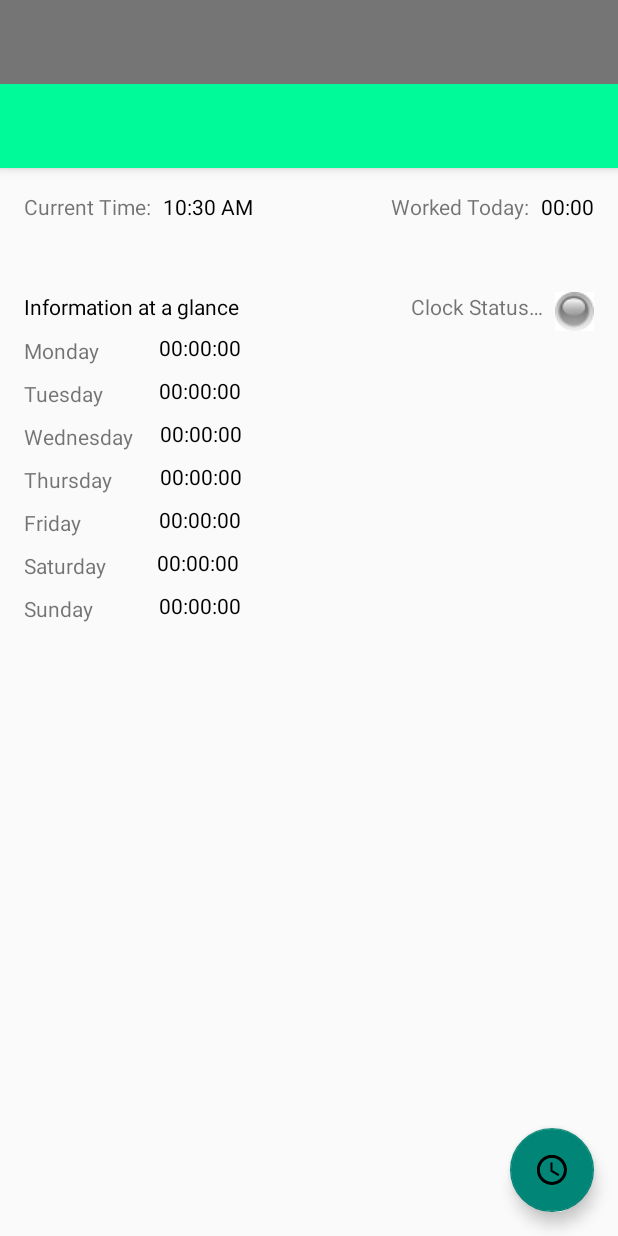
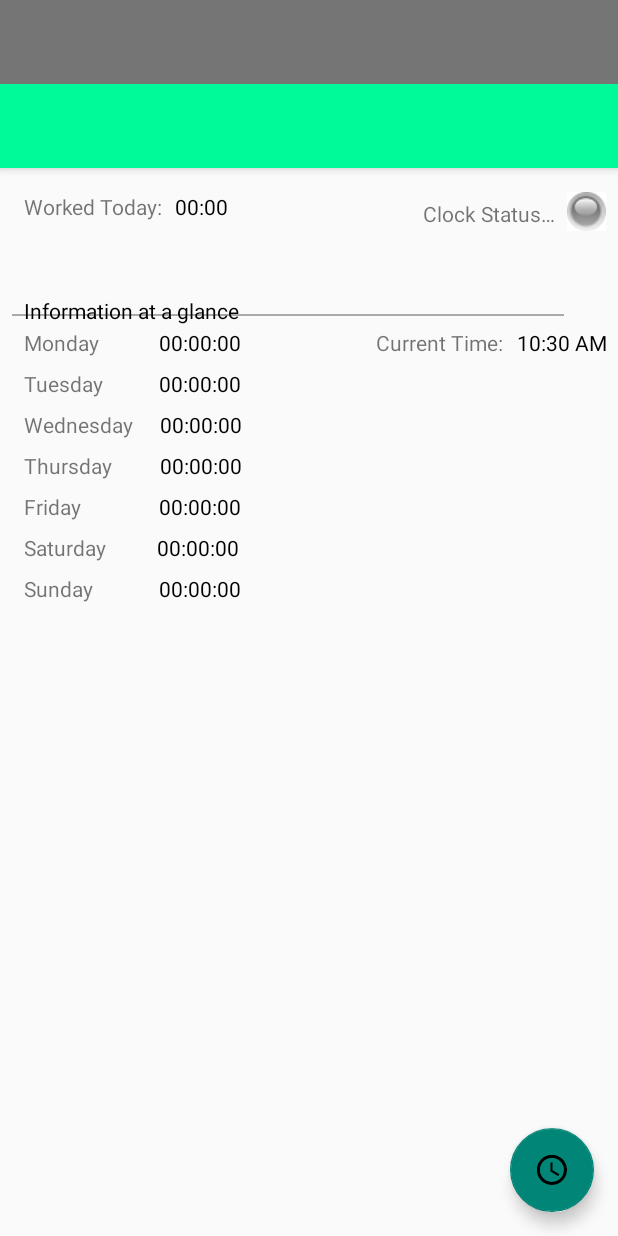
Before and after one commit to alcon2626/Smart-Work-Flow-X, an Android app: the layout activity_user_profile.xml on its own in the app's theme, with its tools: preview values and no code run, on a phone screen of 412 x 824 dp. Run offline under Robolectric (Android 15) with nearby library versions, the phone set to English and light mode, and no system bars.

Commit message:
Improved
orginized the Layout, added a button for set-pay-rate and changed a few words.

```diff
--- a/Smartworkflow/app/src/main/java/com/smartworkflow/MainActivity.java
+++ b/Smartworkflow/app/src/main/java/com/smartworkflow/MainActivity.java
@@ -71,7 +71,7 @@ public class MainActivity extends AppCompatActivity implements GoogleApiClient.O
         aunthenticator = FirebaseAuth.getInstance();
         // Configure Google Sign In
         GoogleSignInOptions gso = new GoogleSignInOptions.Builder(GoogleSignInOptions.DEFAULT_SIGN_IN)
-                .requestIdToken(ClienID)
+                .requestIdToken(getString(R.string.default_web_client_id))
                 .requestEmail()
                 .build();
 
@@ -195,26 +195,12 @@ public class MainActivity extends AppCompatActivity implements GoogleApiClient.O
     public void onConnectionFailed(@NonNull ConnectionResult connectionResult) {
 
     }
-    private Boolean exit = false;
     @Override
     public void onBackPressed(){
-        if (exit) {
-            Intent intent = new Intent(Intent.ACTION_MAIN);
-            intent.addCategory(Intent.CATEGORY_HOME);
-            intent.setFlags(Intent.FLAG_ACTIVITY_NEW_TASK);
-            startActivity(intent);
-        } else {
-            Toast.makeText(this, "Press Back again to Exit.",
-                    Toast.LENGTH_SHORT).show();
-            exit = true;
-            new Handler().postDelayed(new Runnable() {
-                @Override
-                public void run() {
-                    exit = false;
-                }
-            }, 3 * 1000);
-
-        }
+        Intent intent = new Intent(Intent.ACTION_MAIN);
+        intent.addCategory(Intent.CATEGORY_HOME);
+        intent.setFlags(Intent.FLAG_ACTIVITY_NEW_TASK);
+        startActivity(intent);
     }
 
     @Override
@@ -244,7 +230,9 @@ public class MainActivity extends AppCompatActivity implements GoogleApiClient.O
                 GoogleSignInAccount account = result.getSignInAccount();
                 firebaseAuthWithGoogle(account);
             } else {
-                Log.d("Error", "No google Account");
+
+                // Google Sign In failed, update UI appropriately
+                // ...
             }
         }
     }
--- a/Smartworkflow/app/src/main/java/com/smartworkflow/UserProfile.java
+++ b/Smartworkflow/app/src/main/java/com/smartworkflow/UserProfile.java
@@ -116,21 +116,11 @@ public class UserProfile extends AppCompatActivity
             public void onClick(View view) {
                 if (!isChronometerRunning)  // condition on which you check whether it's start or stop
                 {
-                    dbmanager.GetTime(userID, weekOfYear, Day);
-                    Log.d("Clock ", "IN");
-                    ProfileChrono.start();
-                    ClockStatus.setImageResource(R.drawable.clockin);
-                    isChronometerRunning  = true;
+                    StartTimer(weekOfYear, Day);
                 }
                 else
                 {
-                    ProfileChrono.stop();
-                    final Long timeWhenStopped = UserProfile.ProfileChrono.getBase() - SystemClock.elapsedRealtime();
-                    Log.d("Time when Stopped", String.valueOf(timeWhenStopped));
-                    dbmanager.SaveTime(userID, timeWhenStopped, weekOfYear, Day);
-                    ClockStatus.setImageResource(R.drawable.clockout);
-                    dbmanager.PopulateDaysAtGlance(userID, weekOfYear); //loads time ASAP for Days
-                    isChronometerRunning  = false;
+                    StopTimer(weekOfYear, Day);
                 }
             }
         });
@@ -154,6 +144,22 @@ public class UserProfile extends AppCompatActivity
         Profile_Image.setImageResource(R.drawable.genericperson);
         storageManagement.RetrievePicture(userID);
     }
+    private void StopTimer(int weekOfYear, String Day){
+        ProfileChrono.stop();
+        final Long timeWhenStopped = UserProfile.ProfileChrono.getBase() - SystemClock.elapsedRealtime();
+        Log.d("Time when Stopped", String.valueOf(timeWhenStopped));
+        dbmanager.SaveTime(userID, timeWhenStopped, weekOfYear, Day);
+        ClockStatus.setImageResource(R.drawable.clockout);
+        dbmanager.PopulateDaysAtGlance(userID, weekOfYear); //loads time ASAP for Days
+        isChronometerRunning  = false;
+    }
+    private void StartTimer(int weekOfYear, String Day){
+        dbmanager.GetTime(userID, weekOfYear, Day);
+        Log.d("Clock ", "IN");
+        ProfileChrono.start();
+        ClockStatus.setImageResource(R.drawable.clockin);
+        isChronometerRunning  = true;
+    }
 
     //ask first exit second time pressed
     private Boolean exit = false;
@@ -165,12 +171,16 @@ public class UserProfile extends AppCompatActivity
             drawer.closeDrawer(GravityCompat.START);
         } else {
             if (exit) {
-                FirebaseAuth.getInstance().signOut();
-                Intent intent = new Intent(UserProfile.this, MainActivity.class);
+                //FirebaseAuth.getInstance().signOut();
+                Intent intent = new Intent(Intent.ACTION_MAIN);
+                intent.addCategory(Intent.CATEGORY_HOME);
+                intent.setFlags(Intent.FLAG_ACTIVITY_NEW_TASK);
+                startActivity(intent);
+                //Intent intent = new Intent(UserProfile.this, MainActivity.class);
                 //start intent
-                startActivity(intent);
+                //startActivity(intent);
             } else {
-                Toast.makeText(this, "Press Back again to Sing Out.",
+                Toast.makeText(this, "Press Back again to Exit.",
                         Toast.LENGTH_SHORT).show();
                 exit = true;
                 new Handler().postDelayed(new Runnable() {
@@ -248,11 +258,19 @@ public class UserProfile extends AppCompatActivity
             ClockStatus.setImageResource(R.drawable.clockin);
             isChronometerRunning  = true;
 
-        } else if (id == R.id.nav_manage) {
+        } else if (id == R.id.nav_sethrate) {
 
         } else if (id == R.id.nav_share) {
 
         } else if (id == R.id.nav_send) {
+
+        } else if(id == R.id.nav_LogoutProfile){
+            StopTimer(weekOfYear, Day);
+            //i need to stop clock and register time on DB
+            FirebaseAuth.getInstance().signOut();
+            Intent intent = new Intent(UserProfile.this, MainActivity.class);
+            //start intent
+            startActivity(intent);
 
         }
 
--- a/Smartworkflow/app/src/main/res/layout/content_user_profile.xml
+++ b/Smartworkflow/app/src/main/res/layout/content_user_profile.xml
@@ -7,129 +7,154 @@
     app:layout_behavior="@string/appbar_scrolling_view_behavior"
     tools:context="com.smartworkflow.UserProfile"
     tools:showIn="@layout/app_bar_user_profile">
+    <View
+        android:layout_width="368dp"
+        android:layout_height="1dp"
+        android:background="@android:color/darker_gray"
+        app:layout_constraintTop_toTopOf="parent"
+        android:layout_marginTop="8dp"
+        app:layout_constraintBottom_toBottomOf="parent"
+        android:layout_marginBottom="8dp"
+        android:layout_marginRight="8dp"
+        app:layout_constraintRight_toRightOf="parent"
+        android:layout_marginLeft="8dp"
+        app:layout_constraintLeft_toLeftOf="parent"
+        app:layout_constraintHorizontal_bias="0.0"
+        app:layout_constraintVertical_bias="0.129"
+        android:id="@+id/view" />
 
     <Chronometer
         android:id="@+id/chronometer1"
-        android:layout_width="wrap_content"
-        android:layout_height="wrap_content"
+        android:layout_width="50dp"
+        android:layout_height="27dp"
         app:layout_constraintTop_toTopOf="parent"
         android:layout_marginTop="16dp"
-        android:layout_marginRight="16dp"
-        app:layout_constraintRight_toRightOf="parent"
-        android:layout_marginEnd="16dp" />
+        app:layout_constraintRight_toLeftOf="@+id/textView4"
+        android:layout_marginRight="8dp"
+        app:layout_constraintLeft_toRightOf="@+id/textView2"
+        android:layout_marginLeft="8dp"
+        app:layout_constraintHorizontal_bias="0.0" />
 
     <TextClock
         android:id="@+id/textClock"
         android:layout_width="wrap_content"
         android:layout_height="wrap_content"
-        app:layout_constraintLeft_toRightOf="@+id/textView"
-        android:layout_marginLeft="8dp"
-        app:layout_constraintTop_toTopOf="parent"
-        android:layout_marginTop="16dp"
-        android:layout_marginStart="8dp" />
+        android:layout_marginRight="7dp"
+        app:layout_constraintRight_toRightOf="parent"
+        android:layout_marginTop="8dp"
+        app:layout_constraintTop_toBottomOf="@+id/view" />
 
     <TextView
         android:id="@+id/textView"
         android:layout_width="wrap_content"
         android:layout_height="wrap_content"
-        android:layout_marginLeft="16dp"
         android:text="@string/CurrentTime"
-        app:layout_constraintLeft_toLeftOf="parent"
-        app:layout_constraintTop_toTopOf="parent"
-        android:layout_marginTop="16dp"
-        android:layout_marginStart="16dp" />
+        app:layout_constraintRight_toLeftOf="@+id/textClock"
+        android:layout_marginRight="9dp"
+        android:layout_marginTop="8dp"
+        app:layout_constraintTop_toBottomOf="@+id/view" />
 
     <TextView
         android:id="@+id/textView2"
         android:layout_width="wrap_content"
         android:layout_height="wrap_content"
-        android:layout_marginRight="7dp"
         android:text="@string/WorkedTime"
-        app:layout_constraintRight_toLeftOf="@+id/chronometer1"
+        android:layout_marginLeft="16dp"
+        app:layout_constraintLeft_toLeftOf="parent"
         app:layout_constraintTop_toTopOf="parent"
-        android:layout_marginTop="16dp"
-        android:layout_marginEnd="7dp" />
+        android:layout_marginTop="16dp" />
 
     <TextView
         android:id="@+id/textView3"
         android:layout_width="wrap_content"
         android:layout_height="wrap_content"
-        android:layout_marginLeft="16dp"
-        android:layout_marginTop="47dp"
         android:text="@string/InformationAtGlance"
         android:textAppearance="@style/TextAppearance.AppCompat"
+        android:layout_marginStart="16dp"
+        android:layout_marginLeft="16dp"
         app:layout_constraintLeft_toLeftOf="parent"
-        app:layout_constraintTop_toBottomOf="@+id/textView" />
+        android:layout_marginBottom="-7dp"
+        app:layout_constraintBottom_toTopOf="@+id/view"
+        android:layout_marginRight="8dp"
+        app:layout_constraintRight_toRightOf="parent"
+        app:layout_constraintHorizontal_bias="0.0" />
 
     <TextView
         android:id="@+id/textViewMonday"
         android:layout_width="wrap_content"
         android:layout_height="wrap_content"
         android:layout_marginLeft="16dp"
-        android:layout_marginTop="10dp"
         android:text="@string/Monday"
         app:layout_constraintLeft_toLeftOf="parent"
-        app:layout_constraintTop_toBottomOf="@+id/textView3" />
+        android:layout_marginStart="16dp"
+        android:layout_marginTop="8dp"
+        app:layout_constraintTop_toBottomOf="@+id/view" />
 
     <TextView
         android:id="@+id/textViewTuesday"
         android:layout_width="wrap_content"
         android:layout_height="wrap_content"
         android:layout_marginLeft="16dp"
-        android:layout_marginTop="9dp"
+        android:layout_marginTop="8dp"
         android:text="@string/Tuesday"
         app:layout_constraintLeft_toLeftOf="parent"
-        app:layout_constraintTop_toBottomOf="@+id/textViewMonday" />
+        app:layout_constraintTop_toBottomOf="@+id/textViewMonday"
+        android:layout_marginStart="16dp" />
 
     <TextView
         android:id="@+id/textViewWednesday"
         android:layout_width="wrap_content"
         android:layout_height="wrap_content"
         android:layout_marginLeft="16dp"
-        android:layout_marginTop="9dp"
+        android:layout_marginTop="8dp"
         android:text="@string/Wednesday"
         app:layout_constraintLeft_toLeftOf="parent"
-        app:layout_constraintTop_toBottomOf="@+id/textViewTuesday" />
+        app:layout_constraintTop_toBottomOf="@+id/textViewTuesday"
+        android:layout_marginStart="16dp" />
 
     <TextView
         android:id="@+id/textViewThursday"
         android:layout_width="wrap_content"
         android:layout_height="wrap_content"
         android:layout_marginLeft="16dp"
-        android:layout_marginTop="9dp"
+        android:layout_marginTop="8dp"
         android:text="@string/Thursday"
         app:layout_constraintLeft_toLeftOf="parent"
-        app:layout_constraintTop_toBottomOf="@+id/textViewWednesday" />
+        app:layout_constraintTop_toBottomOf="@+id/textViewWednesday"
+        android:layout_marginStart="16dp" />
 
     <TextView
         android:id="@+id/textViewFriday"
         android:layout_width="wrap_content"
         android:layout_height="wrap_content"
         android:layout_marginLeft="16dp"
-        android:layout_marginTop="9dp"
+        android:layout_marginTop="8dp"
         android:text="@string/Friday"
         app:layout_constraintLeft_toLeftOf="parent"
-        app:layout_constraintTop_toBottomOf="@+id/textViewThursday" />
+        app:layout_constraintTop_toBottomOf="@+id/textViewThursday"
+        android:layout_marginStart="16dp" />
 
     <TextView
         android:id="@+id/textViewSaturday"
         android:layout_width="wrap_content"
         android:layout_height="wrap_content"
         android:layout_marginLeft="16dp"
-        android:layout_marginTop="9dp"
+        android:layout_marginTop="8dp"
         android:text="@string/Saturday"
         app:layout_constraintLeft_toLeftOf="parent"
-        app:layout_constraintTop_toBottomOf="@+id/textViewFriday" />
+        app:layout_constraintTop_toBottomOf="@+id/textViewFriday"
+        android:layout_marginStart="16dp" />
 
     <TextView
         android:id="@+id/textViewSunday"
         android:layout_width="wrap_content"
         android:layout_height="wrap_content"
         android:layout_marginLeft="16dp"
-        android:layout_marginTop="9dp"
+        android:layout_marginTop="8dp"
         android:text="@string/Sunday"
         app:layout_constraintLeft_toLeftOf="parent"
-        app:layout_constraintTop_toBottomOf="@+id/textViewSaturday" />
+        app:layout_constraintTop_toBottomOf="@+id/textViewSaturday"
+        android:layout_marginStart="16dp" />
 
     <TextView
         android:id="@+id/textViewMondayValue"
@@ -139,8 +164,9 @@
         android:text="@string/Time00"
         android:textAppearance="@style/TextAppearance.AppCompat"
         app:layout_constraintLeft_toRightOf="@+id/textViewMonday"
+        android:layout_marginStart="40dp"
         android:layout_marginTop="8dp"
-        app:layout_constraintTop_toBottomOf="@+id/textView3" />
+        app:layout_constraintTop_toBottomOf="@+id/view" />
 
     <TextView
         android:id="@+id/textViewTuesdayValue"
@@ -149,86 +175,97 @@
         android:text="@string/Time00"
         android:textAppearance="@style/TextAppearance.AppCompat"
         app:layout_constraintLeft_toRightOf="@+id/textViewTuesday"
-        android:layout_marginLeft="37dp"
-        android:layout_marginTop="9dp"
-        app:layout_constraintTop_toBottomOf="@+id/textViewMondayValue" />
+        android:layout_marginLeft="41dp"
+        android:layout_marginTop="8dp"
+        app:layout_constraintTop_toBottomOf="@+id/textViewMondayValue"
+        android:layout_marginStart="37dp" />
 
     <TextView
         android:id="@+id/textViewWednesdayValue"
         android:layout_width="wrap_content"
         android:layout_height="wrap_content"
         android:layout_marginLeft="18dp"
-        android:layout_marginTop="9dp"
+        android:layout_marginTop="8dp"
         android:text="@string/Time00"
         android:textAppearance="@style/TextAppearance.AppCompat"
         app:layout_constraintLeft_toRightOf="@+id/textViewWednesday"
-        app:layout_constraintTop_toBottomOf="@+id/textViewTuesdayValue" />
+        app:layout_constraintTop_toBottomOf="@+id/textViewTuesdayValue"
+        android:layout_marginStart="18dp" />
 
     <TextView
         android:id="@+id/textViewThursdayValue"
         android:layout_width="wrap_content"
         android:layout_height="wrap_content"
         android:layout_marginLeft="32dp"
-        android:layout_marginTop="9dp"
+        android:layout_marginTop="8dp"
         android:text="@string/Time00"
         android:textAppearance="@style/TextAppearance.AppCompat"
         app:layout_constraintLeft_toRightOf="@+id/textViewThursday"
-        app:layout_constraintTop_toBottomOf="@+id/textViewWednesdayValue" />
+        app:layout_constraintTop_toBottomOf="@+id/textViewWednesdayValue"
+        android:layout_marginStart="32dp" />
 
     <TextView
         android:id="@+id/textViewFridayValue"
         android:layout_width="wrap_content"
         android:layout_height="wrap_content"
         android:layout_marginLeft="52dp"
-        android:layout_marginTop="9dp"
+        android:layout_marginTop="8dp"
         android:text="@string/Time00"
         android:textAppearance="@style/TextAppearance.AppCompat"
         app:layout_constraintLeft_toRightOf="@+id/textViewFriday"
-        app:layout_constraintTop_toBottomOf="@+id/textViewThursdayValue" />
+        app:layout_constraintTop_toBottomOf="@+id/textViewThursdayValue"
+        android:layout_marginStart="52dp" />
 
     <TextView
         android:id="@+id/textViewSaturdayValue"
         android:layout_width="wrap_content"
         android:layout_height="wrap_content"
         android:layout_marginLeft="34dp"
-        android:layout_marginTop="9dp"
+        android:layout_marginTop="8dp"
         android:text="@string/Time00"
         android:textAppearance="@style/TextAppearance.AppCompat"
         app:layout_constraintLeft_toRightOf="@+id/textViewSaturday"
-        app:layout_constraintTop_toBottomOf="@+id/textViewFridayValue" />
+        app:layout_constraintTop_toBottomOf="@+id/textViewFridayValue"
+        android:layout_marginStart="34dp" />
 
     <TextView
         android:id="@+id/textViewSundayValue"
         android:layout_width="wrap_content"
         android:layout_height="wrap_content"
         android:layout_marginLeft="44dp"
-        android:layout_marginTop="9dp"
+        android:layout_marginTop="8dp"
         android:text="@string/Time00"
         android:textAppearance="@style/TextAppearance.AppCompat"
         app:layout_constraintLeft_toRightOf="@+id/textViewSunday"
-        app:layout_constraintTop_toBottomOf="@+id/textViewSaturdayValue" />
+        app:layout_constraintTop_toBottomOf="@+id/textViewSaturdayValue"
+        android:layout_marginStart="44dp" />
 
     <ImageButton
         android:id="@+id/imageButtonClockStatus"
         android:layout_width="26dp"
         android:layout_height="26dp"
+        app:srcCompat="@drawable/clockout"
         android:layout_marginRight="16dp"
-        android:layout_marginTop="47dp"
         app:layout_constraintRight_toRightOf="parent"
-        app:layout_constraintTop_toBottomOf="@+id/chronometer1"
-        app:srcCompat="@drawable/clockout" />
+        app:layout_constraintTop_toTopOf="parent"
+        android:layout_marginTop="16dp"
+        android:layout_marginEnd="8dp"
+        android:layout_marginBottom="8dp"
+        app:layout_constraintBottom_toTopOf="@+id/view"
+        app:layout_constraintVertical_bias="0.0" />
 
     <TextView
         android:id="@+id/textView4"
         android:layout_width="wrap_content"
         android:layout_height="wrap_content"
-        android:layout_marginLeft="8dp"
+        android:text="@string/ClockStatus"
+        app:layout_constraintRight_toLeftOf="@+id/imageButtonClockStatus"
         android:layout_marginRight="8dp"
-        android:layout_marginTop="47dp"
-        android:text="@string/ClockStatus"
-        app:layout_constraintHorizontal_bias="1.0"
-        app:layout_constraintLeft_toRightOf="@+id/textView3"
-        app:layout_constraintRight_toLeftOf="@+id/imageButtonClockStatus"
-        app:layout_constraintTop_toBottomOf="@+id/textView2" />
+        app:layout_constraintTop_toTopOf="parent"
+        android:layout_marginTop="8dp"
+        android:layout_marginEnd="8dp"
+        android:layout_marginBottom="8dp"
+        app:layout_constraintBottom_toTopOf="@+id/view"
+        app:layout_constraintVertical_bias="0.205" />
 
 </android.support.constraint.ConstraintLayout>
--- a/Smartworkflow/app/src/main/res/menu/activity_user_profile_drawer.xml
+++ b/Smartworkflow/app/src/main/res/menu/activity_user_profile_drawer.xml
@@ -13,23 +13,27 @@
         <item
             android:id="@+id/nav_resetclock"
             android:icon="@mipmap/ic_timer_black_48dp"
-            android:title="Reset Clock" />
+            android:title="@string/ResetClock" />
         <item
-            android:id="@+id/nav_manage"
-            android:icon="@drawable/ic_menu_manage"
-            android:title="Tools" />
+            android:id="@+id/nav_sethrate"
+            android:icon="@mipmap/ic_attach_money_black_24dp"
+            android:title="@string/SetPayRate" />
+        <item
+            android:id="@+id/nav_LogoutProfile"
+            android:icon="@mipmap/ic_exit_to_app_black_24dp"
+            android:title="@string/LogOut" />
     </group>
 
-    <item android:title="Communicate">
+    <item android:title="@string/Communicate">
         <menu>
             <item
                 android:id="@+id/nav_share"
                 android:icon="@drawable/ic_menu_share"
-                android:title="Share" />
+                android:title="@string/Share" />
             <item
                 android:id="@+id/nav_send"
                 android:icon="@drawable/ic_menu_send"
-                android:title="Send" />
+                android:title="@string/Send" />
         </menu>
     </item>
 
--- a/Smartworkflow/app/src/main/res/values/strings.xml
+++ b/Smartworkflow/app/src/main/res/values/strings.xml
@@ -21,8 +21,8 @@
     <string name="LastName">Last Name</string>
     <string name="CurrentTime">Current Time:</string>
     <string name="WorkedTime">Worked Today:</string>
-    <string name="UpdatePicture">Update Picture</string>
-    <string name="UpdateFromGallery">Update from Gallery</string>
+    <string name="UpdatePicture">Take Picture</string>
+    <string name="UpdateFromGallery">Select Picture</string>
     <string name="InformationAtGlance">Information at a glance</string>
     <string name="Monday">Monday</string>
     <string name="Tuesday">Tuesday</string>
@@ -32,6 +32,12 @@
     <string name="Saturday">Saturday</string>
     <string name="Sunday">Sunday</string>
     <string name="Time00">00:00:00</string>
+    <string name="LogOut">Log Out</string>
+    <string name="SetPayRate">Set pay rate</string>
+    <string name="ResetClock">Reset Clock</string>
+    <string name="Communicate">Communicate</string>
+    <string name="Share">Share</string>
+    <string name="Send">Send</string>
     <string name="large_text">
         "Material is the metaphor.\n\n"
 
--- a/Smartworkflow/build.gradle
+++ b/Smartworkflow/build.gradle
@@ -5,7 +5,7 @@ buildscript {
         jcenter()
     }
     dependencies {
-        classpath 'com.android.tools.build:gradle:2.3.0'
+        classpath 'com.android.tools.build:gradle:2.3.2'
         classpath 'com.google.gms:google-services:3.0.0'
 
         // NOTE: Do not place your application dependencies here; they belong
```
Also changed, not shown: Smartworkflow/app/src/main/res/mipmap-hdpi/ic_attach_money_black_24dp.png (added), Smartworkflow/app/src/main/res/mipmap-hdpi/ic_exit_to_app_black_24dp.png (added), Smartworkflow/app/src/main/res/mipmap-mdpi/ic_attach_money_black_24dp.png (added), Smartworkflow/app/src/main/res/mipmap-mdpi/ic_exit_to_app_black_24dp.png (added), Smartworkflow/app/src/main/res/mipmap-xhdpi/ic_attach_money_black_24dp.png (added), Smartworkflow/app/src/main/res/mipmap-xhdpi/ic_exit_to_app_black_24dp.png (added), Smartworkflow/app/src/main/res/mipmap-xxhdpi/ic_attach_money_black_24dp.png (added), Smartworkflow/app/src/main/res/mipmap-xxhdpi/ic_exit_to_app_black_24dp.png (added), Smartworkflow/app/src/main/res/mipmap-xxxhdpi/ic_attach_money_black_24dp.png (added), Smartworkflow/app/src/main/res/mipmap-xxxhdpi/ic_exit_to_app_black_24dp.png (added).
